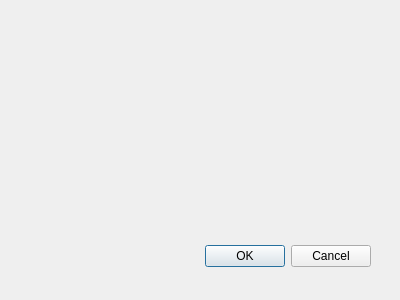
Old version of the form removeprojectdialog.ui in the repository Joensw/RCAIT.
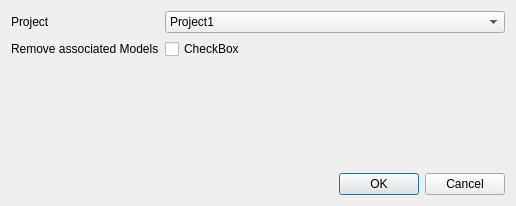
New version of the form.

The edit to the form file:
```diff
--- a/removeprojectdialog.ui
+++ b/removeprojectdialog.ui
@@ -8,22 +8,52 @@
    <rect>
     <x>0</x>
     <y>0</y>
-    <width>400</width>
-    <height>300</height>
+    <width>516</width>
+    <height>206</height>
    </rect>
   </property>
   <property name="windowTitle">
    <string>Dialog</string>
   </property>
+  <layout class="QVBoxLayout" name="verticalLayout_2">
+   <item>
+    <layout class="QVBoxLayout" name="verticalLayout">
+     <item>
+      <layout class="QFormLayout" name="formLayout">
+       <item row="0" column="0">
+        <widget class="QLabel" name="label">
+         <property name="text">
+          <string>Project</string>
+         </property>
+        </widget>
+       </item>
+       <item row="0" column="1">
+        <widget class="QComboBox" name="pluginProfileComboBox_2">
+         <item>
+          <property name="text">
+           <string>Project1</string>
+          </property>
+         </item>
+        </widget>
+       </item>
+       <item row="1" column="0">
+        <widget class="QLabel" name="classificationPluginLabel">
+         <property name="text">
+          <string>Remove associated Models</string>
+         </property>
+        </widget>
+       </item>
+       <item row="1" column="1">
+        <widget class="QCheckBox" name="checkBox">
+         <property name="text">
+          <string>CheckBox</string>
+         </property>
+        </widget>
+       </item>
+      </layout>
+     </item>
+     <item>
   <widget class="QDialogButtonBox" name="buttonBox">
-   <property name="geometry">
-    <rect>
-     <x>30</x>
-     <y>240</y>
-     <width>341</width>
-     <height>32</height>
-    </rect>
-   </property>
    <property name="orientation">
     <enum>Qt::Horizontal</enum>
    </property>
@@ -31,6 +61,10 @@
     <set>QDialogButtonBox::Cancel|QDialogButtonBox::Ok</set>
    </property>
   </widget>
+     </item>
+    </layout>
+   </item>
+  </layout>
  </widget>
  <pixmapfunction/>
  <resources/>
```
Left out of the diff: 7 changed lines with no effect on the pictures. Lines whose indentation alone changed are shown as unchanged.
